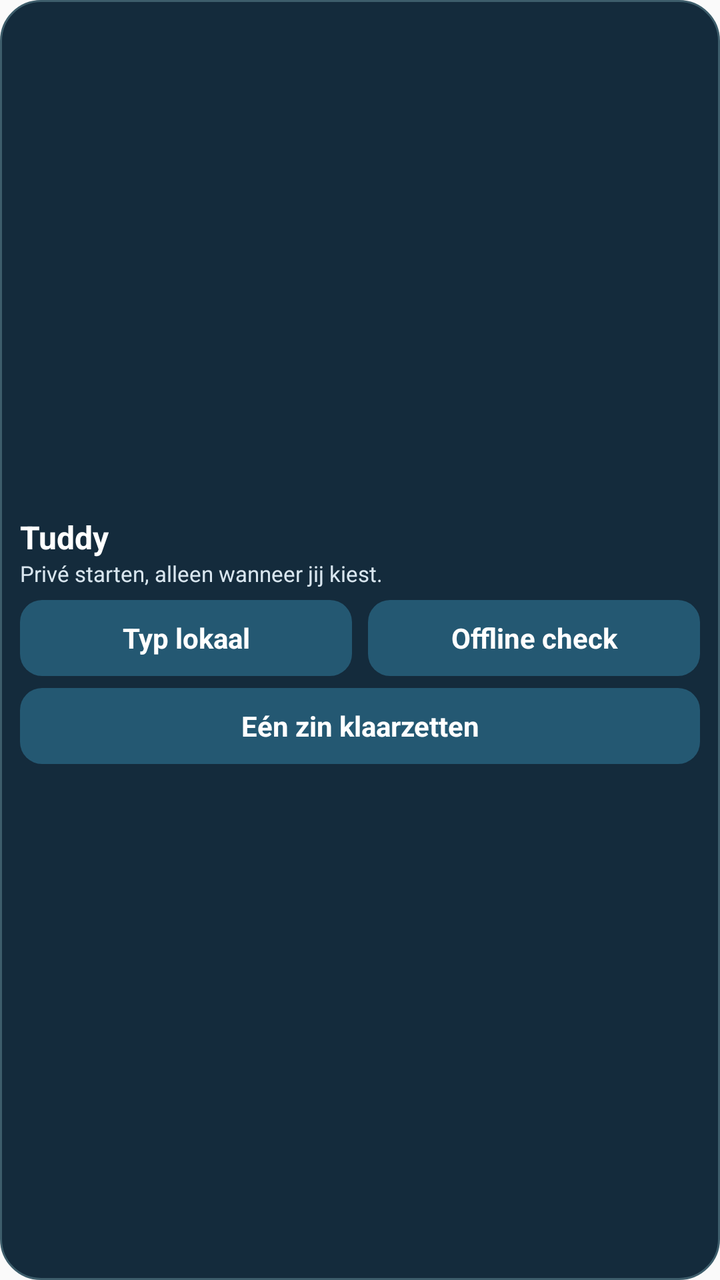
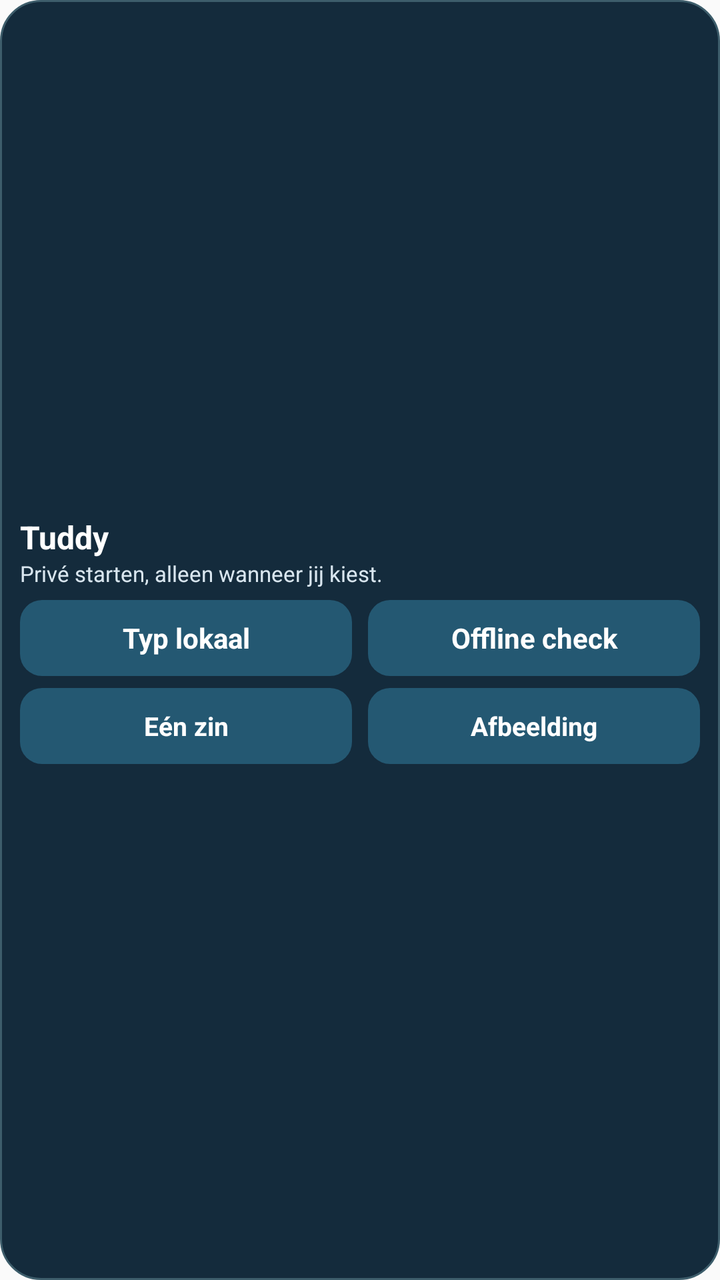

Before-and-after screenshots of an Android layout around one commit, followed by the original layout XML and the change that was made.
<!-- AndroidManifest.xml: application theme android:Theme.Material.Light.NoActionBar -->
<!-- res/layout/tuddy_quick_actions_widget.xml -->
<?xml version="1.0" encoding="utf-8"?>
<LinearLayout xmlns:android="http://schemas.android.com/apk/res/android"
    android:layout_width="match_parent"
    android:layout_height="match_parent"
    android:orientation="vertical"
    android:padding="10dp"
    android:gravity="center_vertical"
    android:background="@drawable/tuddy_widget_panel">

    <TextView
        android:layout_width="match_parent"
        android:layout_height="wrap_content"
        android:text="@string/tuddy_widget_title"
        android:textStyle="bold"
        android:textSize="16sp"
        android:textColor="#FFFFFF"/>

    <TextView
        android:layout_width="match_parent"
        android:layout_height="wrap_content"
        android:layout_marginBottom="6dp"
        android:text="@string/tuddy_widget_subtitle"
        android:textSize="11sp"
        android:maxLines="1"
        android:ellipsize="end"
        android:textColor="#D9E6EF"/>

    <LinearLayout
        android:layout_width="match_parent"
        android:layout_height="wrap_content"
        android:orientation="horizontal">

        <TextView
            android:id="@+id/tuddy_widget_type"
            android:contentDescription="@string/tuddy_widget_type"
            android:layout_width="0dp"
            android:layout_height="38dp"
            android:layout_weight="1"
            android:layout_marginEnd="4dp"
            android:gravity="center"
            android:background="@drawable/tuddy_widget_action"
            android:text="@string/tuddy_widget_type"
            android:textColor="#FFFFFF"
            android:maxLines="1"
            android:ellipsize="end"
            android:textStyle="bold"
            android:textSize="14sp"/>

        <TextView
            android:id="@+id/tuddy_widget_check"
            android:contentDescription="@string/tuddy_widget_check"
            android:layout_width="0dp"
            android:layout_height="38dp"
            android:layout_weight="1"
            android:layout_marginStart="4dp"
            android:gravity="center"
            android:background="@drawable/tuddy_widget_action"
            android:text="@string/tuddy_widget_check"
            android:textColor="#FFFFFF"
            android:maxLines="1"
            android:ellipsize="end"
            android:textStyle="bold"
            android:textSize="14sp"/>
    </LinearLayout>

    <TextView
        android:id="@+id/tuddy_widget_sentence"
        android:contentDescription="@string/tuddy_widget_sentence"
        android:layout_width="match_parent"
        android:layout_height="38dp"
        android:layout_marginTop="6dp"
        android:gravity="center"
        android:background="@drawable/tuddy_widget_action"
        android:text="@string/tuddy_widget_sentence"
        android:textColor="#FFFFFF"
        android:textStyle="bold"
        android:textSize="14sp"/>
</LinearLayout>
<!-- resources referenced by this layout -->
<resources>
  <!-- drawable tuddy_widget_action (drawable) -->
  <?xml version="1.0" encoding="utf-8"?>
  <shape xmlns:android="http://schemas.android.com/apk/res/android">
      <solid android:color="#245872"/>
      <corners android:radius="11dp"/>
  </shape>
  <!-- drawable tuddy_widget_panel (drawable) -->
  <?xml version="1.0" encoding="utf-8"?>
  <shape xmlns:android="http://schemas.android.com/apk/res/android">
      <solid android:color="#142B3C"/>
      <corners android:radius="20dp"/>
      <stroke android:width="1dp" android:color="#3D5D6B"/>
  </shape>
  <string name="tuddy_widget_check">Offline check</string>
  <string name="tuddy_widget_sentence">Eén zin klaarzetten</string>
  <string name="tuddy_widget_subtitle">Privé starten, alleen wanneer jij kiest.</string>
  <string name="tuddy_widget_title">Tuddy</string>
  <string name="tuddy_widget_type">Typ lokaal</string>
</resources>

<!-- the commit's change to res/layout/tuddy_quick_actions_widget.xml (unified diff, before → after) -->
@@ -63,16 +63,41 @@
             android:textSize="14sp"/>
     </LinearLayout>
 
-    <TextView
-        android:id="@+id/tuddy_widget_sentence"
-        android:contentDescription="@string/tuddy_widget_sentence"
+    <LinearLayout
         android:layout_width="match_parent"
-        android:layout_height="38dp"
-        android:layout_marginTop="6dp"
-        android:gravity="center"
-        android:background="@drawable/tuddy_widget_action"
-        android:text="@string/tuddy_widget_sentence"
-        android:textColor="#FFFFFF"
-        android:textStyle="bold"
-        android:textSize="14sp"/>
+        android:layout_height="wrap_content"
+        android:orientation="horizontal"
+        android:layout_marginTop="6dp">
+        <TextView
+            android:id="@+id/tuddy_widget_sentence"
+            android:contentDescription="@string/tuddy_widget_sentence"
+            android:layout_width="0dp"
+            android:layout_weight="1"
+            android:layout_marginEnd="4dp"
+            android:layout_height="38dp"
+            android:gravity="center"
+            android:background="@drawable/tuddy_widget_action"
+            android:text="@string/tuddy_widget_regular_sentence"
+            android:textColor="#FFFFFF"
+            android:maxLines="1"
+            android:ellipsize="end"
+            android:textStyle="bold"
+            android:textSize="13sp"/>
+
+        <TextView
+            android:id="@+id/tuddy_widget_image"
+            android:contentDescription="@string/tuddy_widget_image"
+            android:layout_width="0dp"
+            android:layout_weight="1"
+            android:layout_marginStart="4dp"
+            android:layout_height="38dp"
+            android:gravity="center"
+            android:background="@drawable/tuddy_widget_action"
+            android:text="@string/tuddy_widget_regular_image"
+            android:textColor="#FFFFFF"
+            android:maxLines="1"
+            android:ellipsize="end"
+            android:textStyle="bold"
+            android:textSize="13sp"/>
+    </LinearLayout>
 </LinearLayout>
<!-- resource entries referenced after the edit -->
@@ -14,6 +14,9 @@
       <stroke android:width="1dp" android:color="#3D5D6B"/>
   </shape>
   <string name="tuddy_widget_check">Offline check</string>
+  <string name="tuddy_widget_image">Open lokale afbeeldingstekst. Geen camera of OCR zonder jouw extra keuze.</string>
+  <string name="tuddy_widget_regular_image">Afbeelding</string>
+  <string name="tuddy_widget_regular_sentence">Eén zin</string>
   <string name="tuddy_widget_sentence">Eén zin klaarzetten</string>
   <string name="tuddy_widget_subtitle">Privé starten, alleen wanneer jij kiest.</string>
   <string name="tuddy_widget_title">Tuddy</string>
